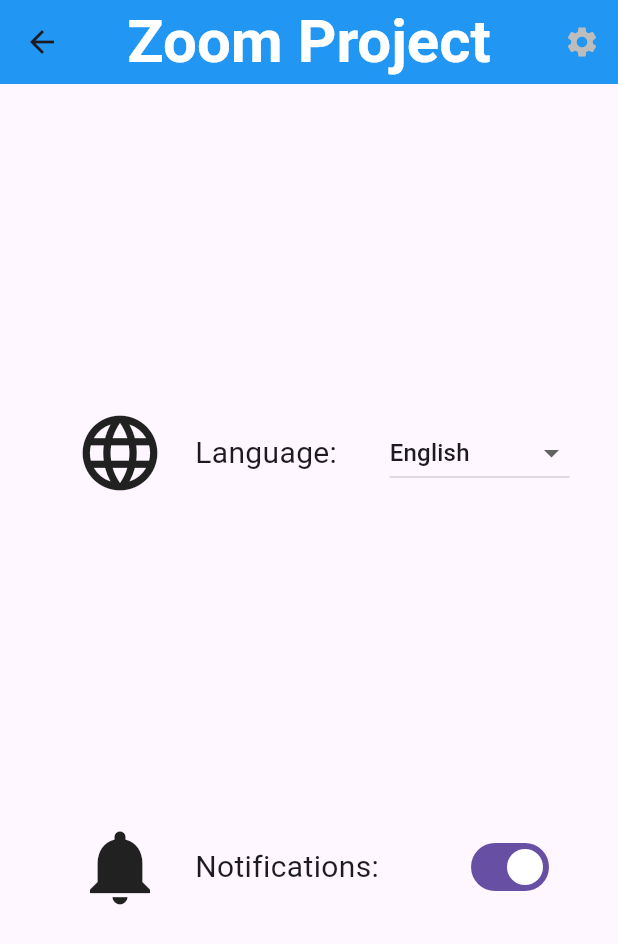
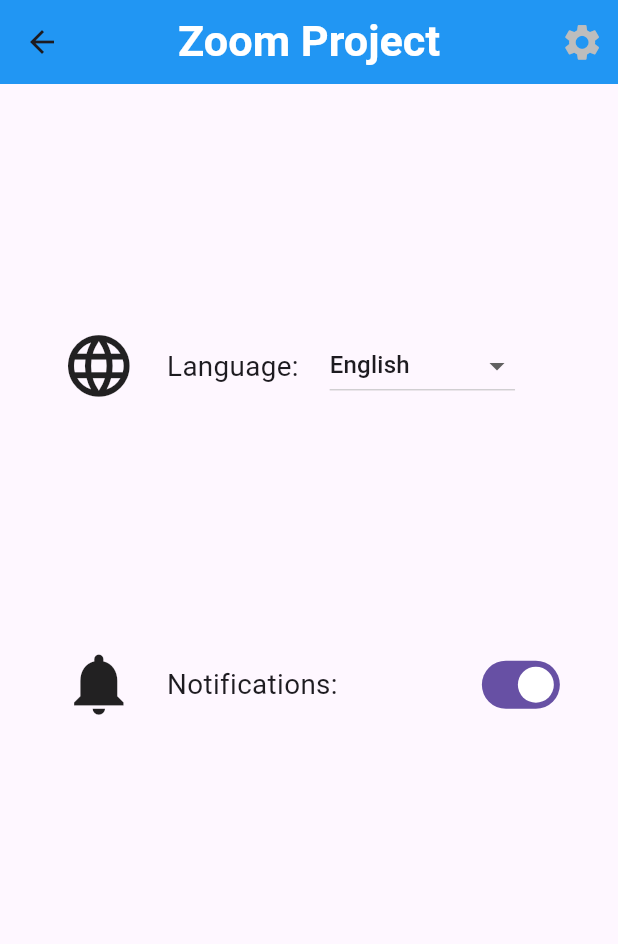
Before and after one commit to Ahmetlrd/zoom_ai_project, a Flutter app: the HomePage screen opened by its route, after a tap on the "settings" icon, on a phone screen of 412 x 824 dp. Shown: the top 944 px of the screen. Run offline on Flutter 3.47's test engine with Material 3 defaults, Android fonts, the phone set to English and light mode, and no system bars; our stand-ins replace app_links, flutter_dotenv, flutter_riverpod, go_router, shared_preferences, webview_flutter; accounts and stored records are empty; generated files the repository leaves out were written again.

Commit message:
farklı cihazlar için kayan widgetlar düzeltildi

```diff
--- a/flutter_app/lib/features/home/home_page.dart
+++ b/flutter_app/lib/features/home/home_page.dart
@@ -11,18 +11,30 @@ class HomePage extends ConsumerWidget {
   Widget build(BuildContext context, WidgetRef ref) {
     // Get localized strings for the current locale
     var d = AppLocalizations.of(context);
+    // Get screen dimensions for responsive design
+    final screenWidth = MediaQuery.of(context).size.width;
+    final screenHeight = MediaQuery.of(context).size.height;
+
+    // Adjust the number of columns based on screen width
+    final crossAxisCount = screenWidth < 600 ? 2 : 4;
 
     return Scaffold(
       // Use a custom app bar from Utility
       appBar: Utility.buildAppBar(context),
       body: Center(
         child: Padding(
-          padding: const EdgeInsets.all(16),
+          padding: EdgeInsets.symmetric(
+            horizontal: screenWidth * 0.05,
+            vertical: screenHeight * 0.02,
+          ),
           child: GridView.count(
             shrinkWrap: true, // Only take as much height as needed
-            crossAxisCount: 2, // 2 columns in the grid
+            crossAxisCount: crossAxisCount, // 2 columns in the grid
             crossAxisSpacing: 16, // Horizontal spacing between items
-            mainAxisSpacing: 16, // Vertical spacing between items
+            mainAxisSpacing: 16,
+            childAspectRatio: screenWidth / (screenHeight / 2),
+
+            // width:height ratio             // Vertical spacing between items
             children: [
               // Card for "Meeting List"
               _buildCard(
@@ -71,10 +83,13 @@ class HomePage extends ConsumerWidget {
         child: Center(
           child: Column(
             mainAxisSize: MainAxisSize.min,
+            mainAxisAlignment: MainAxisAlignment.center, // Vertical centering
             children: [
               Icon(icon, size: 48, color: Colors.blue),
               const SizedBox(height: 12),
-              Text(label, style: const TextStyle(fontSize: 16)),
+              Text(label,
+                  textAlign: TextAlign.center,
+                  style: const TextStyle(fontSize: 16)),
             ],
           ),
         ),
--- a/flutter_app/lib/features/home/login.dart
+++ b/flutter_app/lib/features/home/login.dart
@@ -69,31 +69,45 @@ class _LoginState extends ConsumerState<Login> {
     // Access localized strings (multi-language support)
     var d = AppLocalizations.of(context);
 
+    // Get screen dimensions for responsive layout
+    final size = MediaQuery.of(context).size;
+    final screenWidth = size.width;
+    final screenHeight = size.height;
+
+    // Calculate responsive values based on screen size
+    final iconSize = screenWidth * 0.15; // Icon takes 15% of screen width
+    final verticalSpacing = screenHeight * 0.03; // Spacing between elements
+    final buttonPadding = screenHeight * 0.02; // Button vertical padding
+    final fontSize = screenWidth * 0.045; // Text size relative to screen width
+
     return Scaffold(
       appBar: Utility.buildAppBar(context), // Adds a custom top app bar
       body: Center(
         child: Padding(
-          padding:
-              const EdgeInsets.symmetric(horizontal: 32), // Horizontal padding
+          padding: EdgeInsets.symmetric(
+              horizontal: screenWidth * 0.08), // Responsive horizontal padding
           child: Column(
             mainAxisAlignment: MainAxisAlignment.center, // Center vertically
             children: [
               // Lock icon to indicate "authentication"
-              const Icon(Icons.lock_outline,
-                  size: 72, color: Colors.blueAccent),
-              const SizedBox(height: 24), // Vertical space
+              Icon(Icons.lock_outline,
+                  size: iconSize,
+                  color: Colors.blueAccent), // Responsive icon size
+              SizedBox(height: verticalSpacing), // Responsive vertical space
 
               // Welcome message using localization
               Text(
                 d!.welcometext,
                 textAlign: TextAlign.center,
-                style: const TextStyle(
-                  fontSize: 24,
+                style: TextStyle(
+                  fontSize: fontSize, // Responsive font size
                   fontWeight: FontWeight.bold,
                   letterSpacing: 1.2,
                 ),
               ),
-              const SizedBox(height: 40), // Vertical space before button
+              SizedBox(
+                  height: verticalSpacing *
+                      1.5), // Additional spacing before button
 
               // Login button
               SizedBox(
@@ -110,7 +124,8 @@ class _LoginState extends ConsumerState<Login> {
                         mode: LaunchMode.externalApplication);
                   },
                   style: ElevatedButton.styleFrom(
-                    padding: const EdgeInsets.symmetric(vertical: 16),
+                    padding: EdgeInsets.symmetric(
+                        vertical: buttonPadding), // Responsive button padding
                     backgroundColor: Colors.blueAccent,
                     shape: RoundedRectangleBorder(
                       borderRadius: BorderRadius.circular(12),
@@ -118,7 +133,9 @@ class _LoginState extends ConsumerState<Login> {
                   ),
                   child: Text(
                     d.login,
-                    style: const TextStyle(fontSize: 20, color: Colors.white),
+                    style: TextStyle(
+                        fontSize: fontSize,
+                        color: Colors.white), // Responsive button text
                   ),
                 ),
               ),
--- a/flutter_app/lib/features/home/meetingdetailpage.dart
+++ b/flutter_app/lib/features/home/meetingdetailpage.dart
@@ -13,18 +13,29 @@ class MeetingDetailPage extends StatelessWidget {
     // Access the localization instance for the current context
     var d = AppLocalizations.of(context);
 
+    // Get screen dimensions for responsive layout
+    final size = MediaQuery.of(context).size;
+    final screenWidth = size.width;
+    final screenHeight = size.height;
+
+    // Calculate responsive padding, font size, button height, and spacing
+    final padding = screenWidth * 0.06;
+    final fontSize = screenWidth * 0.045;
+    final buttonHeight = screenHeight * 0.07;
+    final verticalSpacing = screenHeight * 0.025;
+
     return Scaffold(
       appBar: AppBar(title: const Text("Meeting Details")), // Top app bar with title
       body: Padding(
-        padding: const EdgeInsets.all(24.0), // Adds spacing around the content
+        padding: EdgeInsets.all(padding), // Responsive padding
         child: Column(
           mainAxisAlignment: MainAxisAlignment.center, // Vertically centers the children
           children: [
             // Four buttons with localized labels and emoji
-            _buildOption(context, "👥 ${d!.participants}$number"),
-            _buildOption(context, "📄 ${d.transcription}$number"),
-            _buildOption(context, "🧠 ${d.summary}$number"),
-            _buildOption(context, "📝 ${d.notes}$number"),
+            _buildOption(context, "👥 ${d!.participants}$number", buttonHeight, fontSize, verticalSpacing),
+            _buildOption(context, "📄 ${d.transcription}$number", buttonHeight, fontSize, verticalSpacing),
+            _buildOption(context, "🧠 ${d.summary}$number", buttonHeight, fontSize, verticalSpacing),
+            _buildOption(context, "📝 ${d.notes}$number", buttonHeight, fontSize, verticalSpacing),
           ],
         ),
       ),
@@ -32,18 +43,18 @@ class MeetingDetailPage extends StatelessWidget {
   }
 
   // A reusable function that creates an elevated button with given label
-  Widget _buildOption(BuildContext context, String label) {
+  Widget _buildOption(BuildContext context, String label, double height, double fontSize, double spacing) {
     return Padding(
-      padding: const EdgeInsets.symmetric(vertical: 12.0), // Adds vertical spacing between buttons
+      padding: EdgeInsets.symmetric(vertical: spacing), // Responsive vertical spacing
       child: ElevatedButton(
-        style: ElevatedButton.styleFrom(minimumSize: const Size.fromHeight(50)), // Full-width button
+        style: ElevatedButton.styleFrom(minimumSize: Size.fromHeight(height)), // Responsive button height
         onPressed: () {
           // Shows a small notification at the bottom when button is clicked
           ScaffoldMessenger.of(context).showSnackBar(
             SnackBar(content: Text("Clicked: $label")),
           );
         },
-        child: Text(label, style: const TextStyle(fontSize: 18)), // Button label style
+        child: Text(label, style: TextStyle(fontSize: fontSize)), // Responsive font size
       ),
     );
   }
--- a/flutter_app/lib/features/home/settings.dart
+++ b/flutter_app/lib/features/home/settings.dart
@@ -17,7 +17,7 @@ class Settings extends ConsumerStatefulWidget {
 
 class _SettingsState extends ConsumerState<Settings> {
   // Language options displayed in the dropdown
-  List<String> languages = ['English', 'Türkçe','German','French'];
+  List<String> languages = ['English', 'Türkçe', 'German', 'French'];
   String selectedLanguage = "English";
 
   // State for notifications switch
@@ -32,6 +32,18 @@ class _SettingsState extends ConsumerState<Settings> {
     // Update dropdown selection based on current locale
     selectedLanguage = _selectedLanguageFromLocale(locale);
 
+    // Responsive ölçüler hesaplanıyor
+    final size = MediaQuery.of(context).size;
+    final screenWidth = size.width;
+    final screenHeight = size.height;
+
+    final iconSize = screenWidth * 0.12;
+    final fontSize = screenWidth * 0.045;
+    final horizontalPadding = screenWidth * 0.1;
+    final dropdownWidth = screenWidth * 0.3;
+    final buttonWidth = screenWidth * 0.5;
+    final spacing = screenHeight * 0.02;
+
     return Scaffold(
       appBar: Utility.buildAppBar(context), // Custom AppBar
       body: Center(
@@ -41,20 +53,22 @@ class _SettingsState extends ConsumerState<Settings> {
             // Language dropdown
             Row(
               children: [
-                const SizedBox(width: 50),
-                const Icon(Icons.language, size: 60),
-                const SizedBox(width: 20),
-                Text(d!.language, style: const TextStyle(fontSize: 20)),
-                const SizedBox(width: 35),
+                SizedBox(width: horizontalPadding),
+                Icon(Icons.language, size: iconSize),
+                SizedBox(width: screenWidth * 0.05),
+                Text(d!.language, style: TextStyle(fontSize: fontSize)),
+                SizedBox(width: screenWidth * 0.05),
                 SizedBox(
-                  width: 120,
+                  width: dropdownWidth,
                   child: DropdownButton<String>(
                     value: selectedLanguage,
                     isExpanded: true,
-                    items: languages.map((lang) => DropdownMenuItem(
+                    items: languages
+                        .map((lang) => DropdownMenuItem(
                               value: lang,
                               child: Text(lang),
-                        )).toList(),
+                            ))
+                        .toList(),
                     onChanged: (value) async {
                       setState(() {
                         selectedLanguage = value!;
@@ -62,13 +76,21 @@ class _SettingsState extends ConsumerState<Settings> {
 
                       // Update the app locale using Riverpod
                       if (value == "Türkçe") {
-                        await ref.read(localeProvider.notifier).setLocale(const Locale('tr'));
+                        await ref
+                            .read(localeProvider.notifier)
+                            .setLocale(const Locale('tr'));
                       } else if (value == "English") {
-                        await ref.read(localeProvider.notifier).setLocale(const Locale('en'));
+                        await ref
+                            .read(localeProvider.notifier)
+                            .setLocale(const Locale('en'));
                       } else if (value == "German") {
-                        await ref.read(localeProvider.notifier).setLocale(const Locale('de'));
+                        await ref
+                            .read(localeProvider.notifier)
+                            .setLocale(const Locale('de'));
                       } else if (value == "French") {
-                        await ref.read(localeProvider.notifier).setLocale(const Locale('fr'));
+                        await ref
+                            .read(localeProvider.notifier)
+                            .setLocale(const Locale('fr'));
                       }
                     },
                   ),
@@ -79,12 +101,13 @@ class _SettingsState extends ConsumerState<Settings> {
             // Notifications toggle
             Row(
               children: [
-                const SizedBox(width: 50),
-                const Icon(Icons.notifications, size: 60),
-                const SizedBox(width: 20),
+                SizedBox(width: horizontalPadding),
+                Icon(Icons.notifications, size: iconSize),
+                SizedBox(width: screenWidth * 0.05),
                 SizedBox(
-                  width: 180,
-                  child: Text(d.notifications, style: const TextStyle(fontSize: 20)),
+                  width: screenWidth * 0.5,
+                  child: Text(d.notifications,
+                      style: TextStyle(fontSize: fontSize)),
                 ),
                 Switch(
                   value: switchControl,
@@ -99,7 +122,10 @@ class _SettingsState extends ConsumerState<Settings> {
 
             // Logout button if user is logged in
             if (isLoggedIn)
-              ElevatedButton(
+              SizedBox(
+                width: buttonWidth,
+                height: screenHeight * 0.07,
+                child: ElevatedButton(
                   onPressed: () async {
                     // Clear login status from shared preferences
                     final prefs = await SharedPreferences.getInstance();
@@ -111,8 +137,10 @@ class _SettingsState extends ConsumerState<Settings> {
                     // Navigate to login screen
                     context.go('/login');
                   },
-                child: Text(d.logout),
+                  child: Text(d.logout, style: TextStyle(fontSize: fontSize)),
                 ),
+              ),
+            SizedBox(height: spacing),
           ],
         ),
       ),
--- a/flutter_app/lib/features/home/utility.dart
+++ b/flutter_app/lib/features/home/utility.dart
@@ -9,12 +9,17 @@ class Utility {
     // Get the current route name to conditionally style the settings icon
     final routeName = ModalRoute.of(context)?.settings.name;
 
+    // Screen width is used to adjust font and icon size responsively
+    final screenWidth = MediaQuery.of(context).size.width;
+    final titleFontSize = screenWidth * 0.07; // Responsive font size (e.g., 40 at 570px)
+    final settingsIconSize = screenWidth * 0.07; // Icon size adjusts with screen width
+
     return AppBar(
       centerTitle: true, // Center the title text
       title: Text(
         "Zoom Project", // Fixed title text
         style: TextStyle(
-          fontSize: 40, // Large font size
+          fontSize: titleFontSize, // Dynamic font size based on screen width
           fontWeight: FontWeight.bold, // Bold text
           color: Colors.white, // White color text
         ),
@@ -24,6 +29,7 @@ class Utility {
         IconButton(
           icon: Icon(
             Icons.settings,
+            size: settingsIconSize, // Dynamic icon size
             // If the current route is /settings, show the icon in grey (disabled)
             color: routeName == '/settings' ? Colors.grey[400] : Colors.white,
           ),
```
Lines whose indentation alone changed are shown as unchanged.
